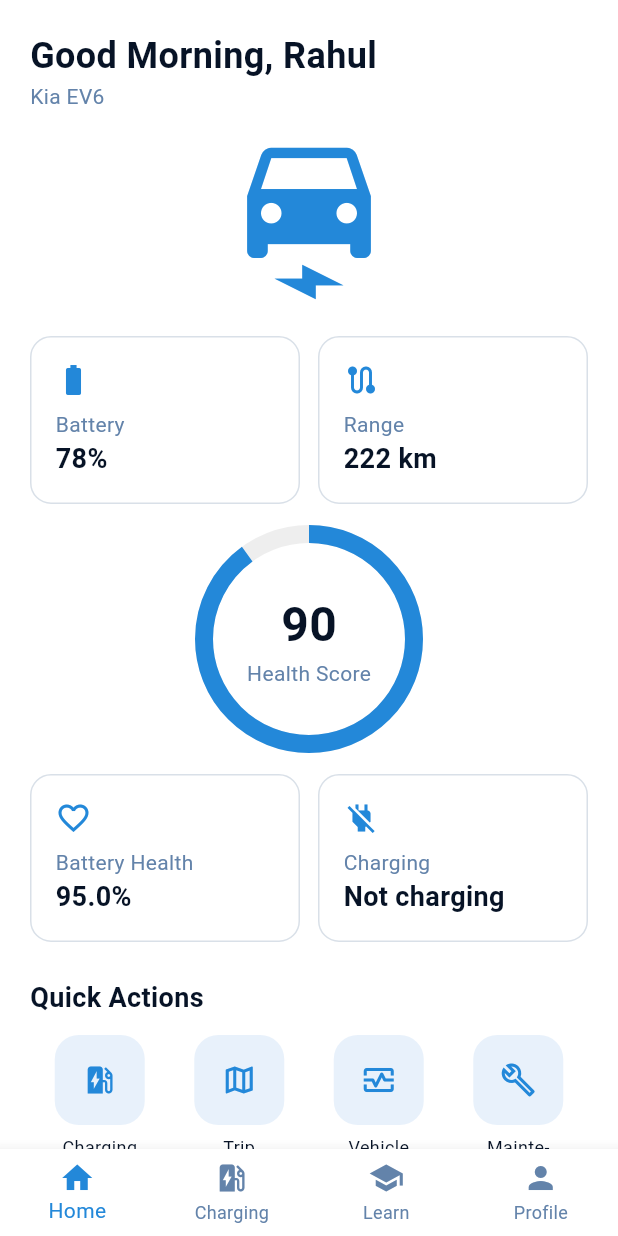
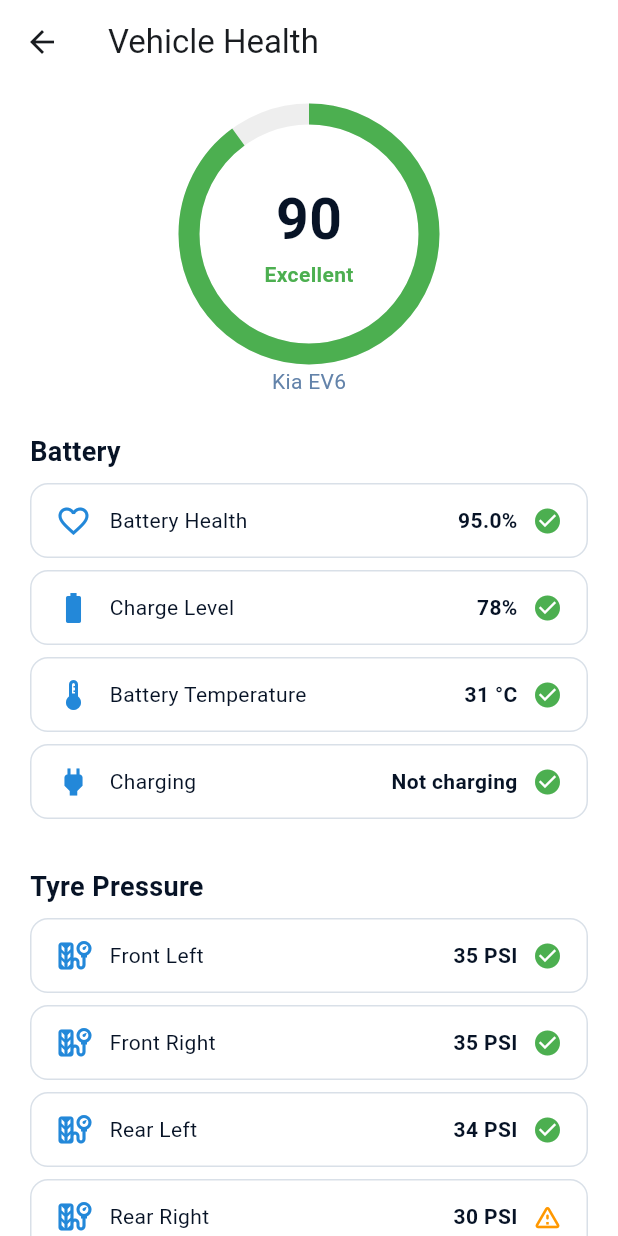
Before and after one commit to Reshma925/ev-smart-companion, a Flutter app: the HomeScreen screen opened directly with sample values from the repository, after a tap on the "ev station" icon, after a tap on the "map" icon, after a tap on the "monitor heart" icon, on a phone screen of 412 x 824 dp. Run offline on Flutter 3.47's test engine with Material 3 defaults, Android fonts, the phone set to English and light mode, and no system bars; our stand-ins replace cloud_firestore, firebase_core, flutter_map, geolocator, latlong2; accounts and stored records are empty; Roboto replaces fonts that are missing (Arial).

Commit message:
done with vehicle health  and maintenance icons

```diff
--- a/lib/screens/homescreen.dart
+++ b/lib/screens/homescreen.dart
@@ -4,7 +4,8 @@
 import '../services/vehicle_simulator.dart';
 import 'charging_station_page.dart';
 import 'trip_planner.dart';
-
+import 'vehicle_health_page.dart';
+import 'maintenance.dart';
 class HomeScreen extends StatefulWidget {
   const HomeScreen({super.key, required this.vehicle});
   final Vehicle vehicle;
@@ -172,8 +173,19 @@
                                   builder: (_) => TripPlannerPage(
                                       battery: d.battery, range: d.range)),
                             )),
-                    actionButton('Vehicle\nHealth', Icons.monitor_heart_outlined),
-                    actionButton('Mainte-\nnance', Icons.build_outlined),
+                            actionButton('Vehicle\nHealth', Icons.monitor_heart_outlined,
+                        () => Navigator.push(
+                     context,
+                     MaterialPageRoute(
+                      builder: (_) => VehicleHealthPage(vehicle: widget.vehicle)),
+                      )),
+
+                    actionButton('Mainte-\nnance', Icons.build_outlined,
+    () => Navigator.push(
+          context,
+          MaterialPageRoute(
+              builder: (_) => MaintenancePage(vehicle: widget.vehicle)),
+        )),
                   ],
                 ),
               ],
--- /dev/null
+++ b/lib/screens/vehicle_health_page.dart
@@ -0,0 +1,195 @@
+import 'package:flutter/material.dart';
+import '../app_theme.dart';
+import '../models/vehicle.dart';
+import '../services/vehicle_simulator.dart';
+
+class VehicleHealthPage extends StatefulWidget {
+  const VehicleHealthPage({super.key, required this.vehicle});
+  final Vehicle vehicle;
+
+  @override
+  State<VehicleHealthPage> createState() => _VehicleHealthPageState();
+}
+
+class _VehicleHealthPageState extends State<VehicleHealthPage> {
+  // Reads the same live data from Firebase that the dashboard shows
+  late final stream = VehicleSimulator(widget.vehicle).stream;
+
+  // Sample tyre pressures in PSI (recommended: 33 to 36)
+  final tyres = {
+    'Front Left': 35,
+    'Front Right': 35,
+    'Rear Left': 34,
+    'Rear Right': 30,
+  };
+
+  String status(int score) =>
+      score >= 85 ? 'Excellent' : score >= 70 ? 'Good' : 'Needs attention';
+
+  Color statusColor(int score) =>
+      score >= 85 ? Colors.green : score >= 70 ? AppTheme.blue : Colors.orange;
+
+  @override
+  Widget build(BuildContext context) {
+    return Scaffold(
+      appBar: AppBar(title: const Text('Vehicle Health')),
+      body: StreamBuilder<VehicleData>(
+        stream: stream,
+        builder: (context, snap) {
+          if (!snap.hasData) {
+            return const Center(child: CircularProgressIndicator());
+          }
+          final d = snap.data!;
+          final temp = d.isCharging ? 38.0 : 31.0; // simple estimate
+          final lowTyres = tyres.entries.where((t) => t.value < 33).toList();
+
+          return ListView(
+            padding: const EdgeInsets.all(20),
+            children: [
+              // Health score gauge
+              Center(
+                child: SizedBox(
+                  width: 160,
+                  height: 160,
+                  child: Stack(
+                    fit: StackFit.expand,
+                    children: [
+                      CircularProgressIndicator(
+                        value: d.healthScore / 100,
+                        strokeWidth: 14,
+                        color: statusColor(d.healthScore),
+                        backgroundColor: Colors.grey.shade200,
+                      ),
+                      Center(
+                        child: Column(
+                          mainAxisSize: MainAxisSize.min,
+                          children: [
+                            Text('${d.healthScore}',
+                                style: const TextStyle(
+                                    fontSize: 38,
+                                    fontWeight: FontWeight.w700,
+                                    color: AppTheme.navy)),
+                            Text(status(d.healthScore),
+                                style: TextStyle(
+                                    color: statusColor(d.healthScore),
+                                    fontWeight: FontWeight.w600)),
+                          ],
+                        ),
+                      ),
+                    ],
+                  ),
+                ),
+              ),
+              const SizedBox(height: 8),
+              Center(
+                child: Text(widget.vehicle.model,
+                    style: const TextStyle(color: AppTheme.mutedBlue)),
+              ),
+
+              // Battery
+              sectionTitle('Battery'),
+              healthRow(Icons.favorite_outline, 'Battery Health',
+                  '${d.batteryHealth.toStringAsFixed(1)}%', d.batteryHealth >= 80),
+              healthRow(Icons.battery_std, 'Charge Level',
+                  '${d.battery.toStringAsFixed(0)}%', d.battery > 20),
+              healthRow(Icons.thermostat, 'Battery Temperature',
+                  '${temp.toStringAsFixed(0)} °C', temp < 40),
+              healthRow(Icons.power, 'Charging',
+                  d.isCharging ? 'Charging' : 'Not charging', true),
+
+              // Tyre Pressure
+              sectionTitle('Tyre Pressure'),
+              for (final t in tyres.entries)
+                healthRow(Icons.tire_repair, t.key, '${t.value} PSI', t.value >= 33),
+              if (lowTyres.isNotEmpty)
+                Container(
+                  margin: const EdgeInsets.only(top: 4),
+                  padding: const EdgeInsets.all(12),
+                  decoration: BoxDecoration(
+                    color: const Color(0xFFFFF4E5),
+                    borderRadius: BorderRadius.circular(12),
+                  ),
+                  child: Text(
+                    '${lowTyres.map((t) => t.key).join(', ')} tyre pressure is low. '
+                    'Low tyre pressure increases rolling resistance and reduces your range.',
+                    style: const TextStyle(color: Colors.brown),
+                  ),
+                ),
+
+              // Components
+              sectionTitle('Components'),
+              healthRow(Icons.electric_bolt, 'Electric Motor', 'Normal', true),
+              healthRow(Icons.car_repair, 'Brakes', 'Normal', true),
+              healthRow(Icons.ac_unit, 'Cooling System', 'Normal', true),
+              healthRow(Icons.battery_charging_full, '12V Auxiliary Battery',
+                  'Normal', true),
+
+              // Learning card
+              const SizedBox(height: 20),
+              Container(
+                padding: const EdgeInsets.all(16),
+                decoration: BoxDecoration(
+                  color: const Color(0xFFE8F1FB),
+                  borderRadius: BorderRadius.circular(14),
+                ),
+                child: const Column(
+                  crossAxisAlignment: CrossAxisAlignment.start,
+                  children: [
+                    Row(children: [
+                      Icon(Icons.school, color: AppTheme.blue),
+                      SizedBox(width: 8),
+                      Text('What is battery health?',
+                          style: TextStyle(
+                              fontWeight: FontWeight.w700, color: AppTheme.navy)),
+                    ]),
+                    SizedBox(height: 8),
+                    Text(
+                      'Battery health shows how much energy your battery can hold '
+                      'compared to when it was new. It drops slowly as the battery '
+                      'ages. Avoiding frequent fast charging, extreme heat, and '
+                      'keeping the charge between 20% and 80% helps it last longer.',
+                      style: TextStyle(color: AppTheme.navy, height: 1.4),
+                    ),
+                  ],
+                ),
+              ),
+            ],
+          );
+        },
+      ),
+    );
+  }
+
+  Widget sectionTitle(String title) => Padding(
+        padding: const EdgeInsets.only(top: 24, bottom: 8),
+        child: Text(title,
+            style: const TextStyle(
+                fontSize: 18, fontWeight: FontWeight.w700, color: AppTheme.navy)),
+      );
+
+  Widget healthRow(IconData icon, String label, String value, bool ok) {
+    return Container(
+      margin: const EdgeInsets.only(bottom: 8),
+      padding: const EdgeInsets.symmetric(horizontal: 16, vertical: 12),
+      decoration: BoxDecoration(
+        color: Colors.white,
+        borderRadius: BorderRadius.circular(12),
+        border: Border.all(color: const Color(0xFFD9E0E8)),
+      ),
+      child: Row(
+        children: [
+          Icon(icon, color: AppTheme.blue),
+          const SizedBox(width: 12),
+          Expanded(
+              child: Text(label, style: const TextStyle(color: AppTheme.navy))),
+          Text(value,
+              style: const TextStyle(
+                  fontWeight: FontWeight.w700, color: AppTheme.navy)),
+          const SizedBox(width: 10),
+          Icon(ok ? Icons.check_circle : Icons.warning_amber_rounded,
+              color: ok ? Colors.green : Colors.orange, size: 20),
+        ],
+      ),
+    );
+  }
+}
```
Also changed, not shown: lib/screens/maintenance.dart (added, +204 -0 lines).
